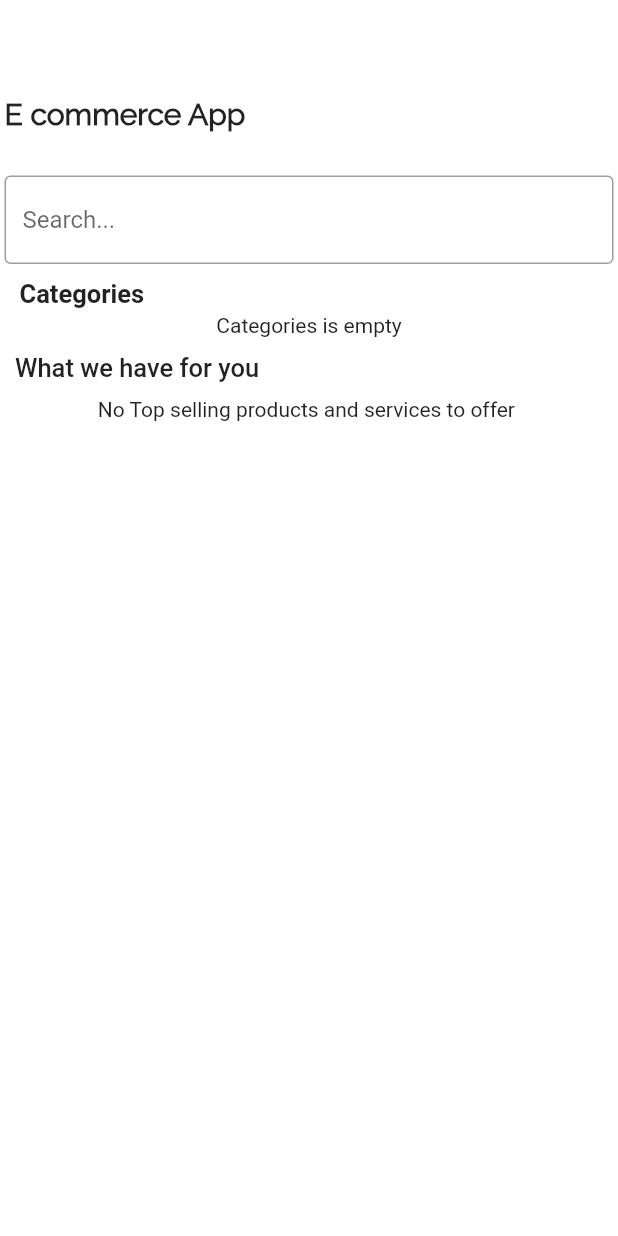
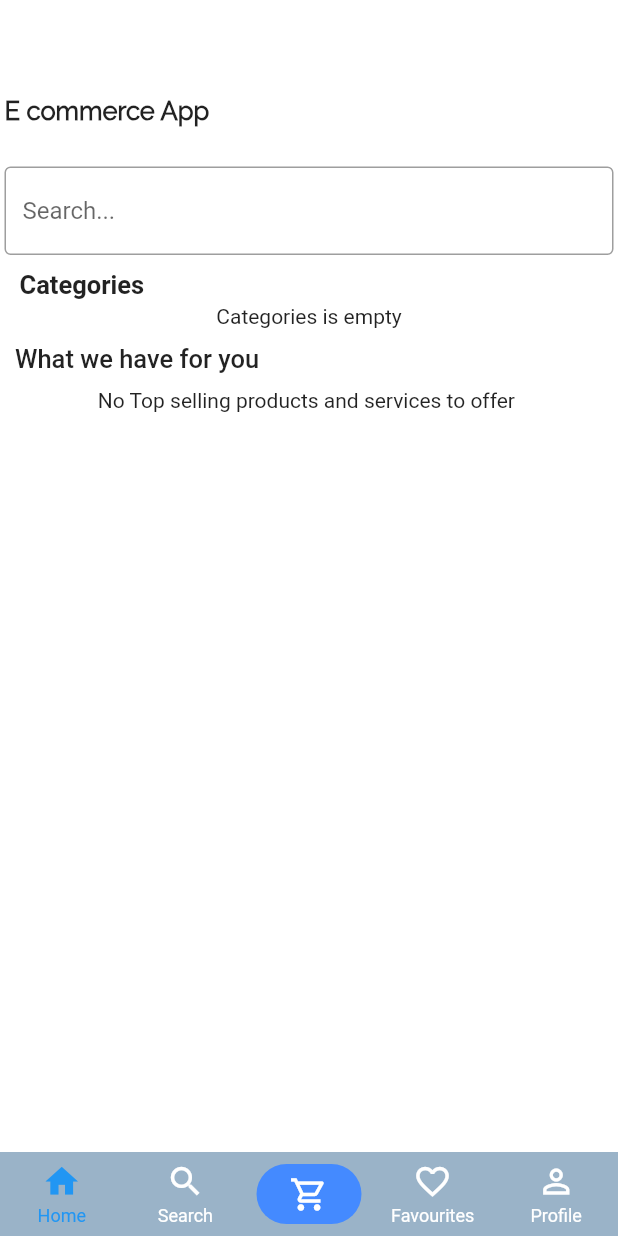
Before and after one commit to Tshifhi04/FlutterNewEcom, a Flutter app: the screen it shows once a user with an empty profile is signed in, on a phone screen of 412 x 824 dp. Run offline on Flutter 3.47's test engine with Material 2 defaults, Android fonts, the phone set to English and light mode, and no system bars; drawn by our look-alikes of persistent_bottom_nav_bar; our stand-ins replace cloud_firestore, firebase_auth, firebase_core, fluttertoast; accounts and stored records are empty.

Commit message:
Successful Cart and favourites pages added and functional next to do is the accounts page

```diff
--- a/lib/main.dart
+++ b/lib/main.dart
@@ -2,14 +2,17 @@
 import 'package:flutter/material.dart';
 import 'package:new_ecom_app/constants/theme.dart';
 import 'package:new_ecom_app/firebase_helper/firebase_auth_helper/firebase_auth_helper.dart';
+import 'package:new_ecom_app/provider/app_provider.dart';
 import 'package:new_ecom_app/screens/auth_ui/login/login.dart';
 import 'package:new_ecom_app/screens/auth_ui/signup/signup.dart';
 import 'package:new_ecom_app/screens/auth_ui/welcome/welcome.dart';
+import 'package:new_ecom_app/screens/btn_bar/btn_bar.dart';
 import 'package:new_ecom_app/screens/home/home.dart';
 import 'package:new_ecom_app/firebase_helper/firebase_options/firebase_options.dart';
 import 'dart:io';
 
 import 'package:new_ecom_app/screens/product_details/product_details.dart';
+import 'package:provider/provider.dart';
 
 
 void main() async{
@@ -26,7 +29,10 @@
   // This widget is the root of your application.
   @override
   Widget build(BuildContext context) {
-    return MaterialApp(
+
+    return ChangeNotifierProvider(
+      create:(context) =>   AppProvider(),
+      child: MaterialApp(
         title: 'Chifhies Ecom App',
         debugShowCheckedModeBanner: false,
         theme: themeData,
@@ -34,11 +40,13 @@
           stream: FirebaseAuthHelper.instance.getAuthChange,
           builder: (context, snapshot){
             if(snapshot.hasData){
-            return const Home();//Home
+             // return const Home();//Home
+                return const CustomBottomBar();
             }
             return const Welcome();
           }
         )
+      ),
     );
   }
 }
--- a/lib/models/product_model/product_model.dart
+++ b/lib/models/product_model/product_model.dart
@@ -16,6 +16,7 @@
       required this.status,
         required this. isFavourite,
       required this.price,
+      required this.qty,
 
     });
     String id;
@@ -26,7 +27,9 @@
     bool isFavourite;
     double price;
 
-    factory ProductModel.fromJson(Map<String,dynamic> json) => ProductModel(image: json["image"],status: json["status"], id: json["id"], name: json["name"],price: double.parse(json["price"].toString() ), description: json["description"],isFavourite: false);
+    int? qty;
+
+    factory ProductModel.fromJson(Map<String,dynamic> json) => ProductModel(image: json["image"],status: json["status"], id: json["id"], name: json["name"],price: double.parse(json["price"].toString() ), description: json["description"],isFavourite: false,qty:(json["qty"]));
 
     Map<String,dynamic> toJson()=>{
       "id":id,
@@ -35,8 +38,19 @@
       "description":description,
       "price":price,
       "status":status,
-      "isFavourite":isFavourite
+      "isFavourite":isFavourite,
+      //"qty":qty,
 
 
     };
+
+    @override
+    ProductModel copyWith({
+
+
+    int? qty,
+    })=> ProductModel(image: image, id: id, name: name, description: description, status: status, isFavourite: isFavourite, price: price, qty: qty??this.qty);
+
+
+
 }
--- /dev/null
+++ b/lib/provider/app_provider.dart
@@ -0,0 +1,36 @@
+import 'package:flutter/cupertino.dart';
+import 'package:new_ecom_app/models/product_model/product_model.dart';
+
+
+class AppProvider with ChangeNotifier{
+//cart list
+ List<ProductModel> _cartProductList =[];
+
+ void addCartProduct(ProductModel productModel){
+  _cartProductList.add(productModel);
+  notifyListeners();
+ }
+  void removeCartProduct(ProductModel productModel){
+  _cartProductList.remove(productModel);
+  notifyListeners();
+ }
+
+List<ProductModel> get getCartProductList =>_cartProductList;
+//Favourite list
+ List<ProductModel> _favouriteProductList =[];
+
+ void addFavouriteProduct(ProductModel productModel){
+  _favouriteProductList.add(productModel);
+  notifyListeners();
+ }
+  void removeFavouriteProduct(ProductModel productModel){
+  _favouriteProductList.remove(productModel);
+  notifyListeners();
+ }
+
+List<ProductModel> get getFavouriteProductList =>_favouriteProductList;
+
+
+
+
+}
--- /dev/null
+++ b/lib/screens/btn_bar/btn_bar.dart
@@ -0,0 +1,127 @@
+import 'package:flutter/material.dart';
+import 'package:new_ecom_app/screens/cart/cart.dart';
+import 'package:new_ecom_app/screens/favourites_screen/favourites_screen.dart';
+import 'package:new_ecom_app/screens/favourites_screen/widgets/favourite_item.dart';
+import 'package:persistent_bottom_nav_bar/persistent_tab_view.dart';
+
+import '../home/home.dart';
+
+class CustomBottomBar extends StatefulWidget {
+  const CustomBottomBar({final Key? key,})
+      : super(key: key);
+
+  @override
+  _CustomBottomBarState createState() => _CustomBottomBarState();
+}
+
+class _CustomBottomBarState extends State<CustomBottomBar> {
+  PersistentTabController _controller = PersistentTabController();
+  bool _hideNavBar = false;
+
+
+  List<Widget> _buildScreens() => [
+    Home(),
+    Cart(),
+     Cart(),
+    FavouritesScreen(),
+    Cart(),
+
+
+
+
+      ];
+
+  List<PersistentBottomNavBarItem> _navBarsItems() => [
+        PersistentBottomNavBarItem(
+            icon: const Icon(Icons.home),
+             title: "Home",
+            inactiveIcon:const Icon(Icons.home_outlined) ,
+            activeColorPrimary: Colors.blue,
+            inactiveColorPrimary: Colors.white,
+            inactiveColorSecondary: Colors.purple),
+        PersistentBottomNavBarItem(
+                      inactiveIcon:const Icon(Icons.search_outlined) ,
+
+          icon: const Icon(Icons.search),
+          title: "Search",
+          activeColorPrimary: Colors.teal,
+          inactiveColorPrimary: Colors.white,
+
+        ),
+        PersistentBottomNavBarItem(
+                      inactiveIcon:const Icon(Icons.shopping_cart_outlined) ,
+
+          icon: const Icon(Icons.shopping_cart,),
+          title: "Cart",
+          activeColorPrimary: Colors.blueAccent,
+          inactiveColorPrimary: Colors.white,
+
+        ),
+        PersistentBottomNavBarItem(
+                      inactiveIcon:const Icon(Icons.favorite_outline) ,
+
+          icon: const Icon(Icons.favorite),
+          title: "Favourites",
+          activeColorPrimary: Colors.deepOrange,
+          inactiveColorPrimary: Colors.white,
+
+        ),
+        PersistentBottomNavBarItem(
+                      inactiveIcon:const Icon(Icons.person_outline) ,
+
+          icon: const Icon(Icons.person),
+          title: "Profile",
+          activeColorPrimary: Colors.indigo,
+          inactiveColorPrimary: Colors.white,
+
+        ),
+
+      ];
+
+  @override
+  Widget build(final BuildContext context) => Scaffold(
+
+        body: PersistentTabView(
+          context,
+          controller: _controller,
+          screens: _buildScreens(),
+          items: _navBarsItems(),
+          resizeToAvoidBottomInset: true,
+          navBarHeight: MediaQuery.of(context).viewInsets.bottom > 0
+              ? 0.0
+              : kBottomNavigationBarHeight,
+          bottomScreenMargin: 0,
+        /*  onWillPop: (final context) async {
+            await showDialog(
+              context: context!,
+              useSafeArea: true,
+              builder: (final context) => Container(
+                height: 50,
+                width: 50,
+                color: Colors.white,
+                child: ElevatedButton(
+                  child: const Text("Close"),
+                  onPressed: () {
+                    Navigator.pop(context);
+                  },
+                ),
+              ),
+            );
+            return false;
+          },*/
+
+          backgroundColor: Color.fromARGB(145, 78, 122, 158),
+          hideNavigationBar: _hideNavBar,
+          decoration: const NavBarDecoration(colorBehindNavBar: Color.fromARGB(255, 29, 47, 151)),
+          itemAnimationProperties: const ItemAnimationProperties(
+            duration: Duration(milliseconds: 400),
+            curve: Curves.ease,
+          ),
+          screenTransitionAnimation: const ScreenTransitionAnimation(
+            animateTabTransition: true,
+          ),
+          navBarStyle: NavBarStyle
+              .style17, // Choose the nav bar style with this property
+        ),
+      );
+}
--- a/lib/widgets/title_heading.dart
+++ b/lib/widgets/title_heading.dart
@@ -26,9 +26,9 @@
 
 
 
-                 Text(title,style:TextStyle(fontSize: 20,fontWeight: FontWeight.bold, fontFamily: 'Raleway'),),
+                 Text(title,style:TextStyle(fontSize: 17,fontWeight: FontWeight.bold, fontFamily: 'Raleway'),),
                const SizedBox(height: 12,),
-                Text(Heading,style:TextStyle(fontSize: 15, fontFamily: 'Raleway')),
+                Text(Heading,style:TextStyle(fontSize: 13, fontFamily: 'Raleway')),
                 //SizedBox(height: 2,)
 
             ],
--- a/pubspec.yaml
+++ b/pubspec.yaml
@@ -42,6 +42,7 @@
   provider: ^6.0.5
   firebase_storage: ^11.2.3
   fluttertoast: ^8.2.2
+  persistent_bottom_nav_bar: ^5.0.2
 
 
 dev_dependencies:
```
Also changed, not shown: lib/screens/cart/cart.dart (+32 -19 lines), lib/screens/favourites_screen/favourites_screen.dart (added, +28 -0 lines), lib/screens/favourites_screen/widgets/favourite_item.dart (added, +90 -0 lines), lib/screens/product_details/product_details.dart (+27 -2 lines), lib/screens/widgets/cart_item.dart (added, +155 -0 lines), pubspec.lock. Lines whose indentation alone changed are shown as unchanged.
